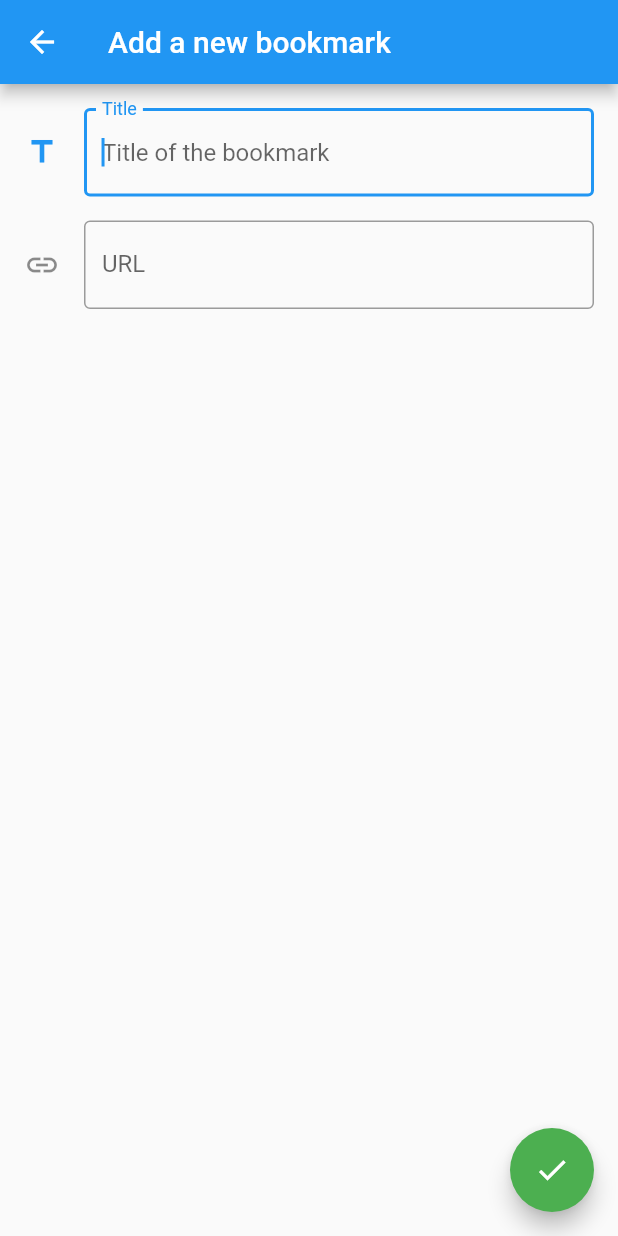
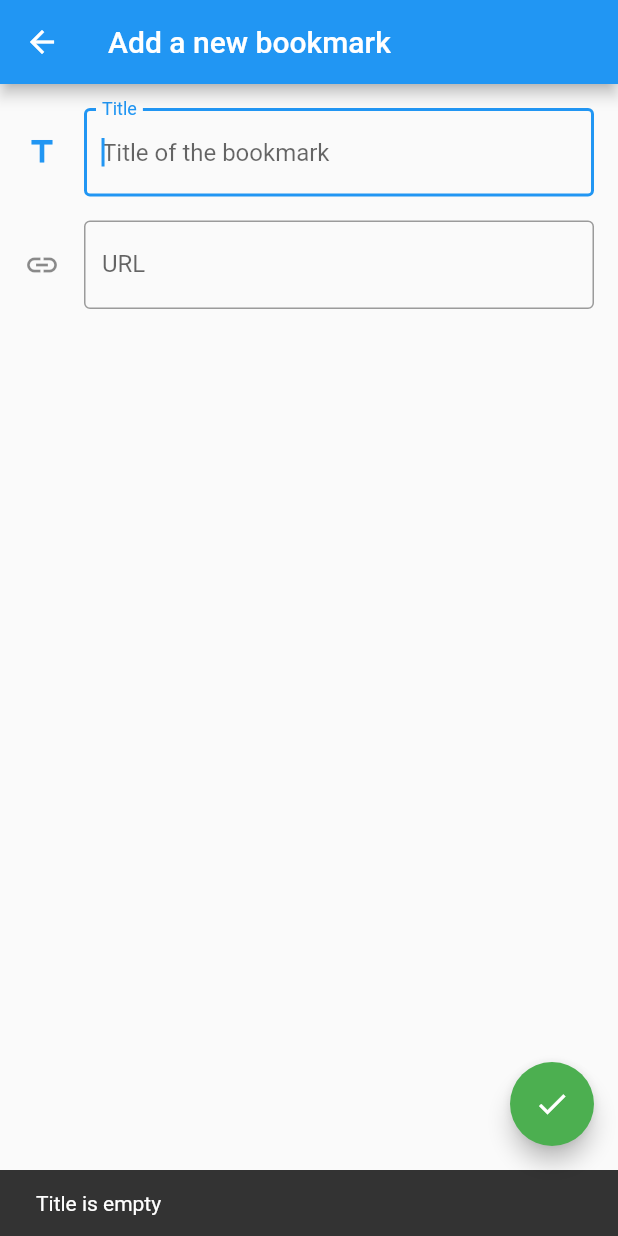
Before and after one commit to arsmors/bookmarks, a Flutter app: the AddBookmarkPage screen opened directly, after a tap on the "check" icon, on a phone screen of 412 x 824 dp. Run offline on Flutter 3.47's test engine with Material 2 defaults, Android fonts, the phone set to English and light mode, and no system bars; our stand-ins replace webview_flutter.

Commit message:
form-validations

```diff
--- a/lib/page/add_bookmark_page.dart
+++ b/lib/page/add_bookmark_page.dart
@@ -1,7 +1,6 @@
 import 'package:flutter/material.dart';
 
 class AddBookmarkPage extends StatefulWidget {
-
   @override
   _AddBookmarkPageState createState() => _AddBookmarkPageState();
 }
@@ -17,13 +16,24 @@ class _AddBookmarkPageState extends State<AddBookmarkPage> {
   Widget build(BuildContext context) {
     return Scaffold(
       appBar: AppBar(title: Text("Add a new bookmark")),
-      floatingActionButton: FloatingActionButton(
-        child: Icon(Icons.check),
-        backgroundColor: Colors.green,
-        onPressed: () {
-          print("Title: ${_titleTextController.text}");
-          print("Link: ${_linkTextController.text}");
+      floatingActionButton: Builder(
+        builder: (BuildContext context) {
+          return FloatingActionButton(
+            child: Icon(Icons.check),
+            backgroundColor: Colors.green,
+            onPressed: () {
+              String title = _titleTextController.text;
+              String link = _linkTextController.text;
 
+              Scaffold.of(context).hideCurrentSnackBar();
+              if (isInputValid(title, link)) {
+                print("Title: ${_titleTextController.text}");
+                print("Link: ${_linkTextController.text}");
+              } else {
+                showInputError(context, title, link);
+              }
+            },
+          );
         },
       ),
       body: Padding(
@@ -66,4 +76,20 @@ class _AddBookmarkPageState extends State<AddBookmarkPage> {
     _linkFocusNode.dispose();
     super.dispose();
   }
+
+  bool isInputValid(String title, String link) {
+    return title.isNotEmpty && link.isNotEmpty;
+  }
+
+  void showInputError(BuildContext context, String title, String link) {
+    if (title.isEmpty) {
+      showSnackBar(context, "Title is empty");
+    } else if (link.isEmpty) {
+      showSnackBar(context, "Link is empty");
+    }
+  }
+
+  void showSnackBar(BuildContext context, String message) {
+    Scaffold.of(context).showSnackBar(SnackBar(content: Text(message)));
+  }
 }
```
